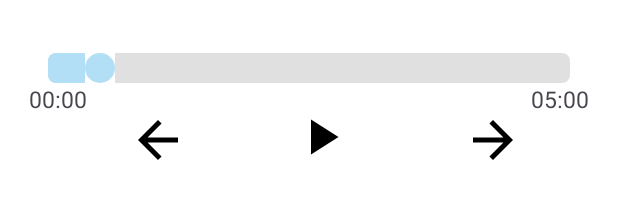
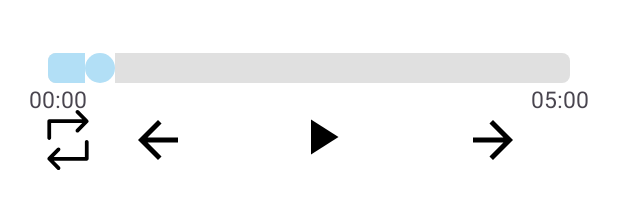
Before and after one commit to shlee85/MediaPlayer, an Android app: the layout activity_main.xml on its own in the app's theme, with its tools: preview values and no code run, on a phone screen of 412 x 824 dp. Shown: the part 1024-1233 px from the top of the screen. Run offline under Robolectric (Android 15) with nearby library versions, the phone set to English and light mode, and no system bars.

Commit message:
repeat 추가

```diff
--- a/app/src/main/java/com/example/mediaplayer/MusicPlayerService.kt
+++ b/app/src/main/java/com/example/mediaplayer/MusicPlayerService.kt
@@ -99,6 +99,8 @@ class MusicPlayerService: Service() {
             mMediaPlayer?.setVolume(1.0f, 1.0f) //볼륨 저장
             mMediaPlayer?.start()   //음악 재생
         }
+
+        Log.i(TAG, "repeat = ${mMediaPlayer?.isLooping}")
     }
 
     fun pause() {
@@ -117,6 +119,10 @@ class MusicPlayerService: Service() {
                 mMediaPlayer = null
             }
         }
+    }
+
+    fun repeat(repeat:Boolean) {
+        mMediaPlayer?.isLooping = repeat
     }
 
     fun getCurrentPosition(): Int {
--- /dev/null
+++ b/app/src/main/res/drawable/ic_repeat.xml
@@ -0,0 +1,7 @@
+<vector xmlns:android="http://schemas.android.com/apk/res/android" android:height="48dp" android:viewportHeight="384.97" android:viewportWidth="384.97" android:width="48dp">
+
+    <path android:fillColor="#000000" android:pathData="M72.18,192.48c6.64,0 12.03,-5.39 12.03,-12.03V84.21h199.6l-39.16,39.63c-4.73,4.75 -4.73,12.44 0,17.19c4.73,4.74 12.39,4.74 17.12,0l59.43,-60.14c4.73,-4.75 4.73,-12.44 0,-17.19l0,0l-59.43,-60.14c-4.73,-4.74 -12.39,-4.74 -17.12,0s-4.73,12.44 0,17.18l38.94,39.41H72.18c-6.64,0 -12.03,5.39 -12.03,12.03v108.27C60.15,187.09 65.54,192.48 72.18,192.48z"/>
+
+    <path android:fillColor="#000000" android:pathData="M312.79,192.4c-6.64,0 -12.03,5.39 -12.03,12.03v96.61H100.73l39.51,-40.06c4.73,-4.75 4.73,-12.46 0,-17.22c-4.73,-4.75 -12.39,-4.75 -17.12,0L64,303.72c-5.04,4.76 -5.08,12.97 0,17.73l59.13,59.95c4.73,4.75 12.39,4.75 17.12,0s4.73,-12.46 0,-17.22l-38.53,-39.07h211.07c6.64,0 12.03,-5.39 12.03,-12.03V204.44C324.82,197.78 319.43,192.4 312.79,192.4z"/>
+
+</vector>
--- /dev/null
+++ b/app/src/main/res/drawable/ic_select_repeat.xml
@@ -0,0 +1,7 @@
+<vector xmlns:android="http://schemas.android.com/apk/res/android" android:height="48dp" android:viewportHeight="384.97" android:viewportWidth="384.97" android:width="48dp">
+
+    <path android:fillColor="#FF5722" android:pathData="M72.18,192.48c6.64,0 12.03,-5.39 12.03,-12.03V84.21h199.6l-39.16,39.63c-4.73,4.75 -4.73,12.44 0,17.19c4.73,4.74 12.39,4.74 17.12,0l59.43,-60.14c4.73,-4.75 4.73,-12.44 0,-17.19l0,0l-59.43,-60.14c-4.73,-4.74 -12.39,-4.74 -17.12,0s-4.73,12.44 0,17.18l38.94,39.41H72.18c-6.64,0 -12.03,5.39 -12.03,12.03v108.27C60.15,187.09 65.54,192.48 72.18,192.48z"/>
+
+    <path android:fillColor="#FF5722" android:pathData="M312.79,192.4c-6.64,0 -12.03,5.39 -12.03,12.03v96.61H100.73l39.51,-40.06c4.73,-4.75 4.73,-12.46 0,-17.22c-4.73,-4.75 -12.39,-4.75 -17.12,0L64,303.72c-5.04,4.76 -5.08,12.97 0,17.73l59.13,59.95c4.73,4.75 12.39,4.75 17.12,0s4.73,-12.46 0,-17.22l-38.53,-39.07h211.07c6.64,0 12.03,-5.39 12.03,-12.03V204.44C324.82,197.78 319.43,192.4 312.79,192.4z"/>
+
+</vector>
--- a/app/src/main/res/layout/activity_main.xml
+++ b/app/src/main/res/layout/activity_main.xml
@@ -100,5 +100,30 @@
         app:layout_constraintEnd_toStartOf="@id/btn_play"
         app:layout_constraintStart_toStartOf="parent" />
 
+    <ImageView
+        android:id="@+id/btn_repeat"
+        android:layout_width="40dp"
+        android:layout_height="40dp"
+        android:layout_marginStart="16dp"
+        android:layout_marginBottom="28dp"
+        android:src="@drawable/ic_repeat"
+        app:layout_constraintBottom_toBottomOf="parent"
+        app:layout_constraintEnd_toStartOf="@id/btn_back"
+        app:layout_constraintHorizontal_bias="0.313"
+        app:layout_constraintStart_toStartOf="parent" />
+
+    <ImageView
+        android:id="@+id/btn_select_repeat"
+        android:layout_width="40dp"
+        android:layout_height="40dp"
+        android:layout_marginStart="16dp"
+        android:layout_marginBottom="28dp"
+        android:src="@drawable/ic_select_repeat"
+        android:visibility="invisible"
+        app:layout_constraintBottom_toBottomOf="parent"
+        app:layout_constraintEnd_toStartOf="@id/btn_back"
+        app:layout_constraintHorizontal_bias="0.313"
+        app:layout_constraintStart_toStartOf="parent" />
+
 
 </androidx.constraintlayout.widget.ConstraintLayout>
```
Also changed, not shown: app/src/main/java/com/example/mediaplayer/MainActivity.kt (+18 -0 lines).
